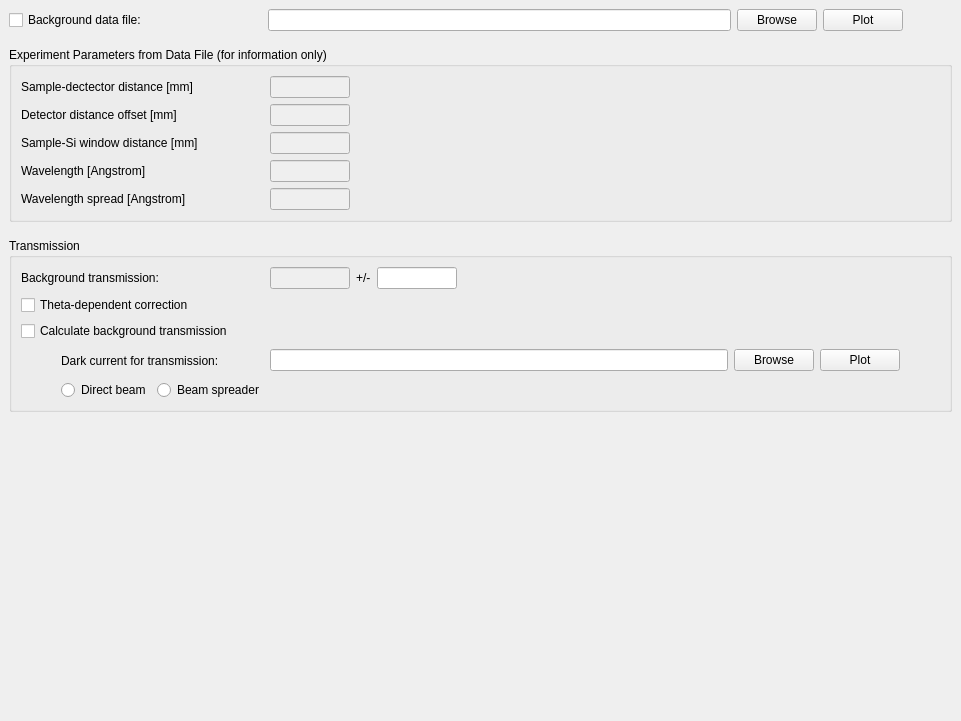
First picture: the form in scripts/Interface/ui/sans/hfir_background.ui, repository vieyahn/mantid, before the edit.
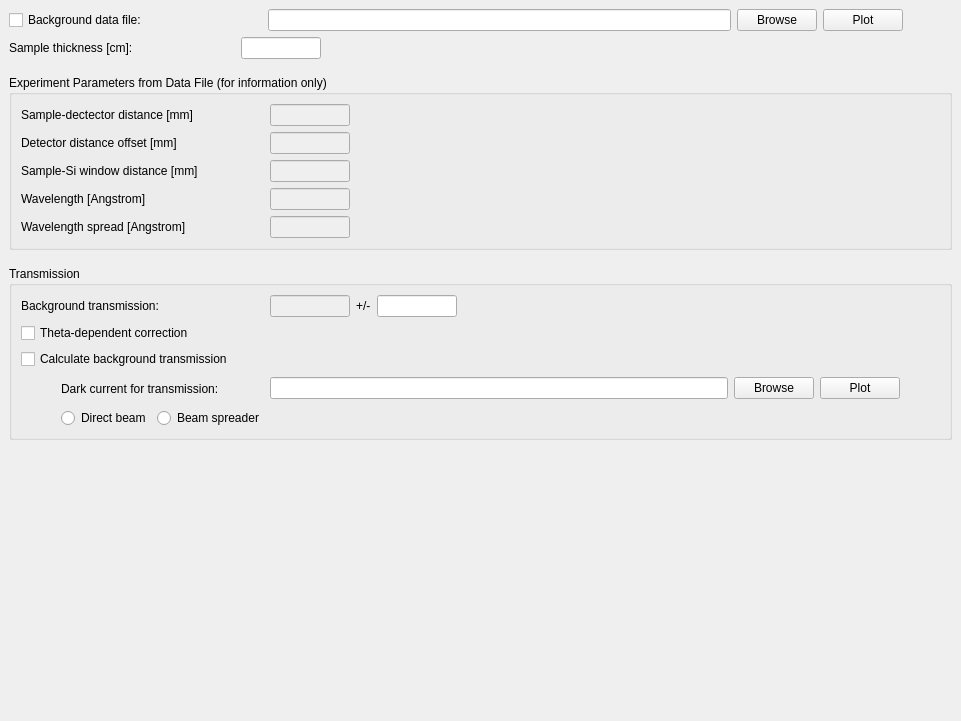
Second picture: the form after the edit.

Commit message: Re #14792. Temp. Field thickness for bg.

What changed in the file:
```diff
--- a/scripts/Interface/ui/sans/hfir_background.ui
+++ b/scripts/Interface/ui/sans/hfir_background.ui
@@ -186,6 +186,62 @@
          </item>
         </layout>
        </item>
+       <item>
+        <layout class="QHBoxLayout" name="horizontalLayout_7" stretch="0,0,0,0">
+         <item>
+          <widget class="QLabel" name="thickness_label">
+           <property name="text">
+            <string>Sample thickness [cm]:</string>
+           </property>
+          </widget>
+         </item>
+         <item>
+          <spacer name="horizontalSpacer_9">
+           <property name="orientation">
+            <enum>Qt::Horizontal</enum>
+           </property>
+           <property name="sizeType">
+            <enum>QSizePolicy::Fixed</enum>
+           </property>
+           <property name="sizeHint" stdset="0">
+            <size>
+             <width>102</width>
+             <height>20</height>
+            </size>
+           </property>
+          </spacer>
+         </item>
+         <item>
+          <widget class="QLineEdit" name="thickness_edit">
+           <property name="minimumSize">
+            <size>
+             <width>80</width>
+             <height>0</height>
+            </size>
+           </property>
+           <property name="maximumSize">
+            <size>
+             <width>80</width>
+             <height>16777215</height>
+            </size>
+           </property>
+          </widget>
+         </item>
+         <item>
+          <spacer name="horizontalSpacer_10">
+           <property name="orientation">
+            <enum>Qt::Horizontal</enum>
+           </property>
+           <property name="sizeHint" stdset="0">
+            <size>
+             <width>40</width>
+             <height>20</height>
+            </size>
+           </property>
+          </spacer>
+         </item>
+        </layout>
+       </item>
        <item>
         <spacer name="verticalSpacer_3">
          <property name="orientation">
```
The commit also changes 2 other files.
